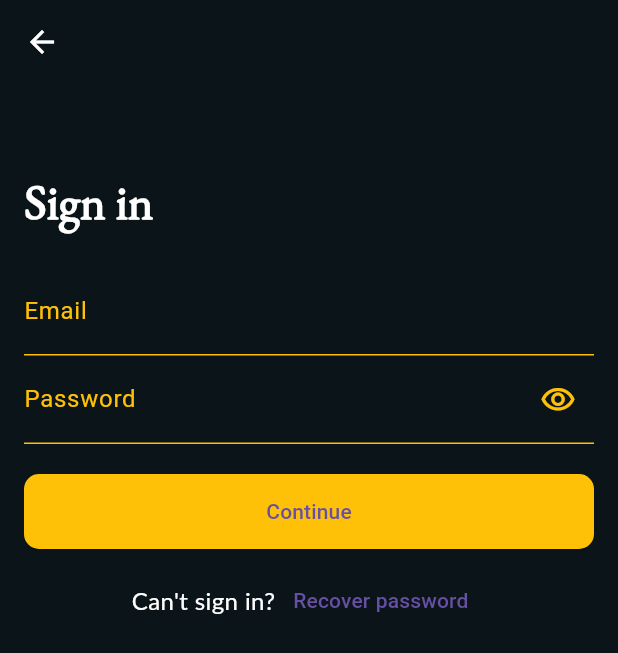
After one commit to shekharsumn/pixel_app, a Flutter app: the screen it shows after launch, after a tap on "Sign in first", on a phone screen of 412 x 824 dp. The commit adds this screen. Shown: the top 653 px of the screen. Run offline on Flutter 3.47's test engine with Material 3 defaults, Android fonts, the phone set to English and light mode, and no system bars; our stand-ins replace connectivity_plus, flutter_bloc; Roboto replaces fonts that are missing (Lato).

Commit message:
Adding signin screen

```diff
--- a/lib/app_router.dart
+++ b/lib/app_router.dart
@@ -1,5 +1,6 @@
 import 'package:flutter/material.dart';
 import 'package:one_cask/screens/home_screen.dart';
+import 'package:one_cask/screens/signin_screen.dart';
 import 'screens/splash_screen.dart';
 
 class AppRouter {
@@ -7,7 +8,9 @@ class AppRouter {
     switch (settings.name) {
       case '/':
         return MaterialPageRoute(builder: (_) => SplashScreen());
-      case '/signup':
+      case '/signin':
+        return MaterialPageRoute(builder: (_) => SignInScreen());
+      case '/home':
         return MaterialPageRoute(builder: (_) => HomeScreen());
       default:
         return MaterialPageRoute(builder: (_) => SplashScreen());
--- /dev/null
+++ b/lib/blocs/signin/signin_cubit.dart
@@ -0,0 +1,25 @@
+import 'package:connectivity_plus/connectivity_plus.dart';
+import 'package:flutter_bloc/flutter_bloc.dart';
+import 'package:one_cask/blocs/signin/signin_state.dart';
+// Cubit
+class SignInCubit extends Cubit<SignInState> {
+  SignInCubit() : super(SignInInitial());
+
+  Future<void> signIn(String email, String password) async {
+    emit(SignInLoading());
+
+    var connectivityResult = await (Connectivity().checkConnectivity());
+    if (connectivityResult[0] == ConnectivityResult.none) {
+      emit(SignInNoInternet());
+      return;
+    }
+
+    try {
+      // Simulate sign in process (replace with your actual logic)
+      await Future.delayed(Duration(seconds: 2));
+      emit(SignInSuccess());
+    } catch (e) {
+      emit(SignInFailure(e.toString()));
+    }
+  }
+}
--- /dev/null
+++ b/lib/blocs/signin/signin_state.dart
@@ -0,0 +1,16 @@
+// States
+abstract class SignInState {}
+
+class SignInInitial extends SignInState {}
+
+class SignInLoading extends SignInState {}
+
+class SignInSuccess extends SignInState {}
+
+class SignInFailure extends SignInState {
+  final String error;
+
+  SignInFailure(this.error);
+}
+
+class SignInNoInternet extends SignInState {}
--- a/lib/main.dart
+++ b/lib/main.dart
@@ -1,5 +1,6 @@
 import 'package:flutter/material.dart';
 import 'package:one_cask/screens/home_screen.dart';
+import 'package:one_cask/screens/signin_screen.dart';
 import 'package:one_cask/screens/splash_screen.dart';
 import 'app_router.dart';
 
@@ -18,7 +19,9 @@ class MyApp extends StatelessWidget {
       initialRoute: '/',
       routes: {
         '/': (context) => SplashScreen(),
-        '/signup': (context) =>
+        '/signin': (context) =>
+            SignInScreen(),
+        '/home': (context) =>
             HomeScreen(), // Replace with your actual home screen
       },
       onGenerateRoute: AppRouter.generateRoute,
--- /dev/null
+++ b/lib/screens/signin_screen.dart
@@ -0,0 +1,160 @@
+import 'package:flutter/material.dart';
+import 'package:flutter_bloc/flutter_bloc.dart';
+import 'package:one_cask/blocs/signin/signin_cubit.dart';
+import 'package:one_cask/blocs/signin/signin_state.dart';
+import 'package:one_cask/widgets/password_textfield.dart';
+
+class SignInScreen extends StatelessWidget {
+  final _emailController = TextEditingController();
+  final _passwordController = TextEditingController();
+
+  SignInScreen({super.key});
+
+  @override
+  Widget build(BuildContext context) {
+    var textStyle = TextStyle(
+      fontFamily: 'EB Garamond',
+      fontSize: 32,
+      fontWeight: FontWeight.bold,
+      color: Colors.white,
+    );
+
+    var textStyle16 = TextStyle(
+      fontFamily: 'EB Garamond',
+      fontSize: 16,
+      fontWeight: FontWeight.bold,
+      color: Colors.white,
+    );
+
+    return BlocProvider(
+      create: (context) => SignInCubit(),
+      child: Scaffold(
+        backgroundColor: const Color(0xFF0B1519),
+        appBar: AppBar(
+          backgroundColor: const Color(0xFF0B1519),
+          leading: IconButton(
+            icon: Icon(
+              Icons.arrow_back,
+              color: Colors.white,
+            ),
+            onPressed: () => Navigator.of(context).pop(),
+          ),
+        ),
+        body: BlocConsumer<SignInCubit, SignInState>(
+          listener: (context, state) {
+            if (state is SignInSuccess) {
+              ScaffoldMessenger.of(context).showSnackBar(
+                SnackBar(
+                    content: Text(
+                  'Sign in successful!',
+                  style: textStyle16,
+                )),
+              );
+              Navigator.of(context).pop(); // Go back after success
+            } else if (state is SignInFailure) {
+              ScaffoldMessenger.of(context).showSnackBar(
+                SnackBar(
+                    content: Text(
+                  'Sign in failed: ${state.error}',
+                  style: textStyle16,
+                )),
+              );
+            } else if (state is SignInNoInternet) {
+              ScaffoldMessenger.of(context).showSnackBar(
+                SnackBar(
+                    content: Text(
+                  'No internet connection. Please try again later.',
+                  style: textStyle16,
+                )),
+              );
+            }
+          },
+          builder: (context, state) {
+            if (state is SignInLoading) {
+              return Center(child: CircularProgressIndicator());
+            }
+            return Padding(
+              padding: const EdgeInsets.all(16.0),
+              child: Column(
+                mainAxisAlignment: MainAxisAlignment.start,
+                children: [
+                  SizedBox(height: 40),
+                  Row(
+                    mainAxisAlignment: MainAxisAlignment.start,
+                    children: [
+                      Text(
+                        'Sign in',
+                        style: textStyle,
+                        textAlign: TextAlign.start,
+                      ),
+                    ],
+                  ),
+                  SizedBox(height: 20),
+                  TextField(
+                    controller: _emailController,
+                    decoration: InputDecoration(
+                      labelText: 'Email',
+                      labelStyle:
+                          TextStyle(color: Colors.amber), // Amber label text
+                      enabledBorder: UnderlineInputBorder(
+                        // Amber underline when not focused
+                        borderSide: BorderSide(color: Colors.amber),
+                      ),
+                      focusedBorder: UnderlineInputBorder(
+                        // Amber underline when focused
+                        borderSide: BorderSide(color: Colors.amber),
+                      ),
+                    ),
+                    style: TextStyle(
+                      color: Colors.white,
+                      fontSize: 18.0,
+                    ), // Amber input text
+                  ),
+                  PasswordTextField(
+                      controller: _passwordController, labelText: 'Password'),
+                  SizedBox(height: 20),
+                  ElevatedButton(
+                      onPressed: () {
+                        context.read<SignInCubit>().signIn(
+                              _emailController.text,
+                              _passwordController.text,
+                            );
+                      },
+                      style: ElevatedButton.styleFrom(
+                        backgroundColor: Colors.amber,
+                        minimumSize: const Size(double.infinity, 50),
+                        shape: RoundedRectangleBorder(
+                          borderRadius: BorderRadius.circular(
+                              10.0), // Adjust the radius as needed
+                        ),
+                      ),
+                      child: Text('Continue')),
+                  SizedBox(height: 10),
+                  Row(
+                    mainAxisAlignment: MainAxisAlignment.center,
+                    children: [
+                      Text(
+                        "Can't sign in?",
+                        style: TextStyle(
+                          fontFamily: 'Lato',
+                          fontSize: 16,
+                          color: Colors.white,
+                        ),
+                      ),
+                      TextButton(
+                        onPressed: () {
+                          // Navigate to recover password screen
+                        },
+                        child: Text('Recover password'),
+                      ),
+                    ],
+                  ),
+                ],
+              ),
+            );
+          },
+        ),
+      ),
+    );
+  }
+}
--- a/lib/widgets/landing_drawer.dart
+++ b/lib/widgets/landing_drawer.dart
@@ -20,6 +20,7 @@ class LandingBottomDrawer extends StatelessWidget {
               const Text(
                 'Welcome!',
                 style: TextStyle(
+                  fontFamily: 'EB Garamond',
                   fontSize: 24,
                   fontWeight: FontWeight.bold,
                   color: Colors.white,
@@ -29,8 +30,9 @@ class LandingBottomDrawer extends StatelessWidget {
               const Text(
                 'Text text text text',
                 style: TextStyle(
+                  fontFamily: 'EB Garamond',
                   fontSize: 16,
-                  color: Colors.grey,
+                  color: Colors.white,
                 ),
               ),
               const SizedBox(height: 24),
@@ -41,10 +43,15 @@ class LandingBottomDrawer extends StatelessWidget {
                 style: ElevatedButton.styleFrom(
                   backgroundColor: Colors.amber,
                   minimumSize: const Size(double.infinity, 50),
+                  shape: RoundedRectangleBorder(
+                    borderRadius: BorderRadius.circular(
+                        10.0), // Adjust the radius as needed
+                  ),
                 ),
                 child: const Text(
                   'Scan bottle',
                   style: TextStyle(
+                    fontFamily: 'EB Garamond',
                     color: Colors.black,
                     fontSize: 18,
                   ),
@@ -57,17 +64,22 @@ class LandingBottomDrawer extends StatelessWidget {
                   const Text(
                     'Have an account?',
                     style: TextStyle(
-                      color: Colors.grey,
+                      fontFamily: 'Lato',
+                      color: Colors.white,
+                      fontSize: 16,
                     ),
                   ),
                   TextButton(
                     onPressed: () {
                       // Handle sign in action
+                      Navigator.pushNamed(context, '/signin'); // Change route as needed
                     },
                     child: const Text(
                       'Sign in first',
                       style: TextStyle(
+                        fontFamily: 'EB Garamond',
                         color: Colors.amber,
+                        fontSize: 16,
                       ),
                     ),
                   ),
--- /dev/null
+++ b/lib/widgets/password_textfield.dart
@@ -0,0 +1,72 @@
+import 'package:flutter/material.dart';
+
+class PasswordTextField extends StatefulWidget {
+  final TextEditingController controller;
+  final String labelText;
+
+  const PasswordTextField(
+      {super.key, required this.controller, required this.labelText});
+
+  @override
+  PasswordTextFieldState createState() => PasswordTextFieldState();
+}
+
+class PasswordTextFieldState extends State<PasswordTextField> {
+  bool _obscureText = true;
+
+  @override
+  Widget build(BuildContext context) {
+    return TextField(
+      controller: widget.controller,
+      decoration: InputDecoration(
+        labelText: widget.labelText,
+        labelStyle: TextStyle(color: Colors.amber), // Amber label text
+        suffixIcon: IconButton(
+          icon: Icon(
+              _obscureText
+                  ? Icons.visibility_outlined
+                  : Icons.visibility_off_outlined,
+              color: Colors.amber), // Amber icon
+          onPressed: () {
+            setState(() {
+              _obscureText = !_obscureText;
+            });
+          },
+        ),
+        enabledBorder: UnderlineInputBorder(
+          // Amber underline when not focused
+          borderSide: BorderSide(color: Colors.amber),
+        ),
+        focusedBorder: UnderlineInputBorder(
+          // Amber underline when focused
+          borderSide: BorderSide(color: Colors.amber),
+        ),
+      ),
+      style: TextStyle(
+        color: Colors.white,
+        fontSize: 18.0,
+      ), // Amber input text
+      obscureText: _obscureText,
+    );
+  }
+}
+
+// Example usage:
+// class MyScreen extends StatelessWidget {
+//   final _passwordController = TextEditingController();
+//
+//   @override
+//   Widget build(BuildContext context) {
+//     return Scaffold(
+//       appBar: AppBar(title: Text('Password Input')),
+//       body: Padding(
+//         padding: const EdgeInsets.all(16.0),
+//         child: Column(
+//           children: [
+//             PasswordTextField(controller: _passwordController, labelText: 'Password'),
+//           ],
+//         ),
+//       ),
+//     );
+//   }
+// }
--- a/pubspec.yaml
+++ b/pubspec.yaml
@@ -14,6 +14,7 @@ dependencies:
   flutter_svg: ^2.0.17
   flutter_native_splash: ^2.4.5
   flutter_launcher_icons: ^0.14.3
+  connectivity_plus: ^6.1.3
 
 dev_dependencies:
   flutter_test:
@@ -26,6 +27,11 @@ flutter:
   assets:
     - assets/splash_bg.png
     - assets/ic_logo.png
+  fonts:
+    - family: EB Garamond
+      fonts:
+        - asset: fonts/EBGaramond-Regular.ttf
+        - asset: fonts/Lato-Regular.ttf
 
 flutter_icons:
   android: true
```
Also changed, not shown: lib/styles/ebgaramond.dart (added, +59 -0 lines), fonts/EBGaramond-Regular.ttf (added), fonts/Lato-Regular.ttf (added), pubspec.lock, 1 other file.
